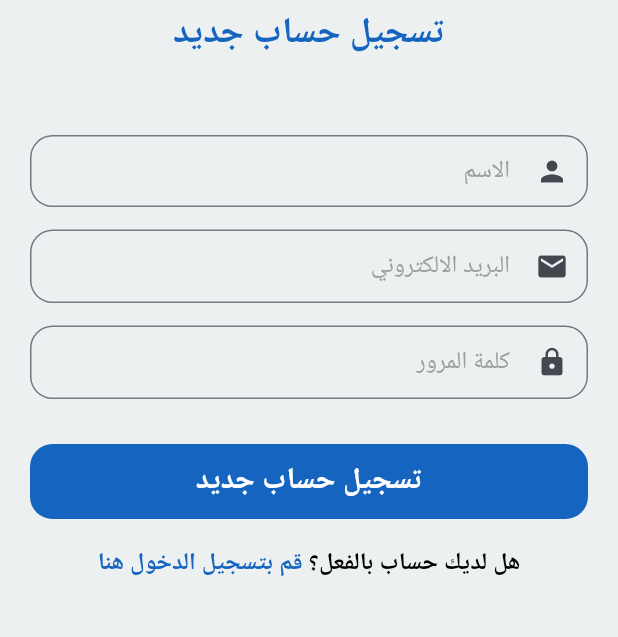
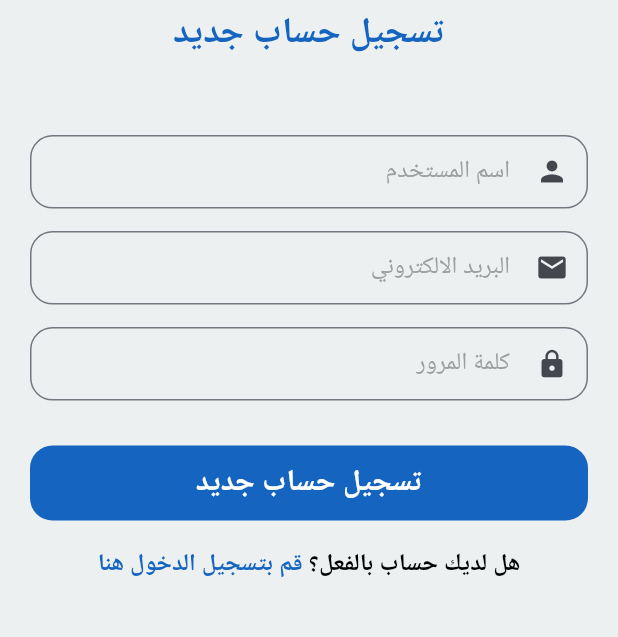
Before and after one commit to MohamedEzzat5/pteye, a Flutter app: the RegisterView screen opened by its route, on a phone screen of 412 x 824 dp, the part 376-1013 px from its top. Run offline on Flutter 3.47's test engine with Material 3 defaults, Android fonts, the phone set to English and light mode, and no system bars; our stand-ins replace dio, flutter_svg, go_router, google_fonts; Roboto replaces fonts that are missing (Tajawal).

Commit message:
login view and register view done

```diff
--- a/lib/Features/auth/presentation/view/widgets/register_view_body.dart
+++ b/lib/Features/auth/presentation/view/widgets/register_view_body.dart
@@ -42,7 +42,7 @@ class RegisterViewBody extends StatelessWidget {
               controller: nameController,
               //focusNode: emailFocus,
               keyboardType: TextInputType.text,
-              hintText: 'الاسم',
+              hintText: 'اسم المستخدم',
               textAlign: TextAlign.right,
               suffixIcon: const Icon(
                 Icons.person,
```
